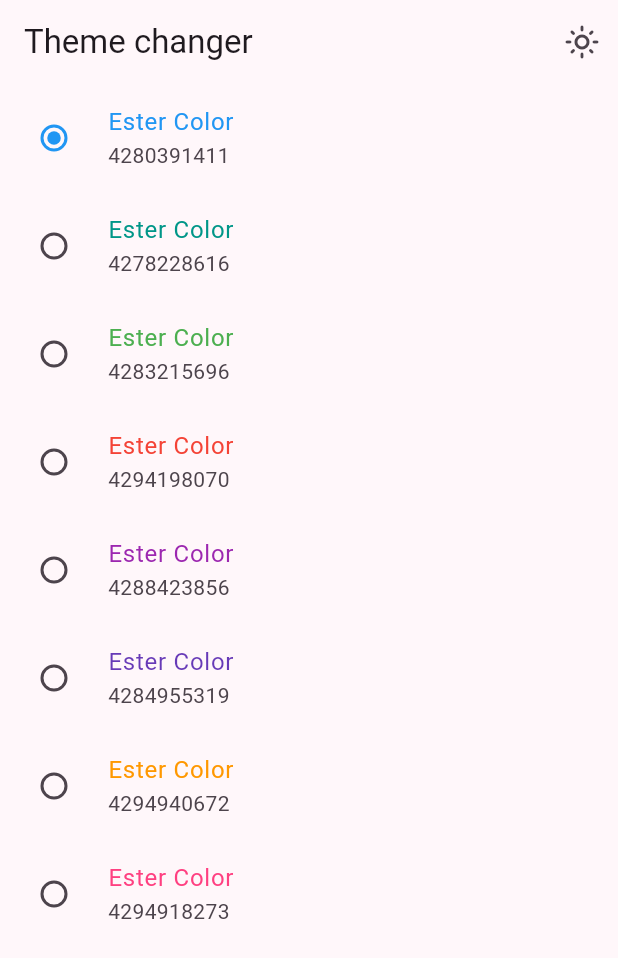
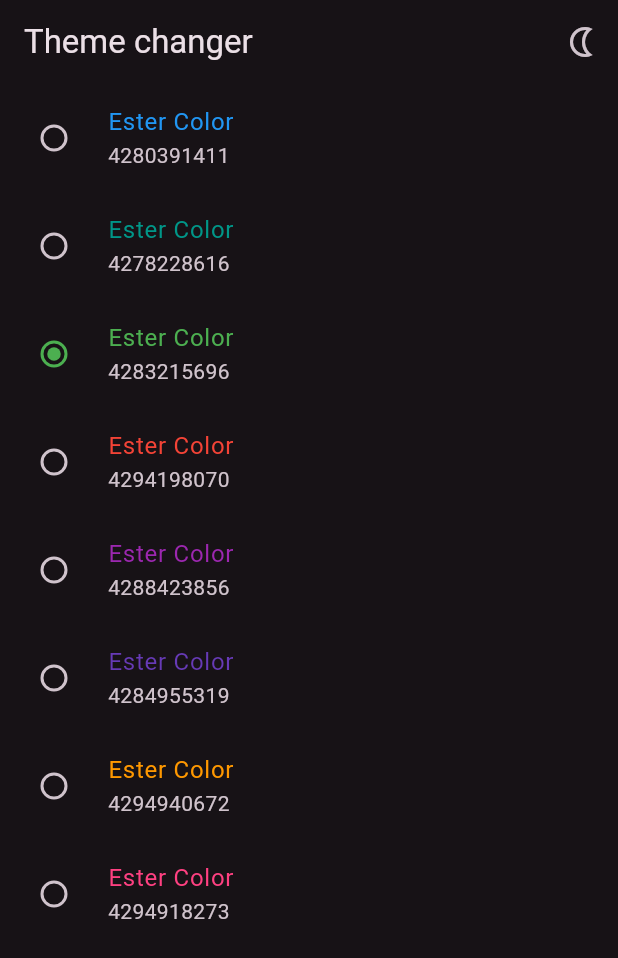
Before and after one commit to locojuhi/widgets_app, a Flutter app: the ThemeChanger screen opened by its route, after a tap on the "light mode" icon, on a phone screen of 412 x 824 dp. Shown: the top 958 px of the screen. Run offline on Flutter 3.47's test engine with Material 3 defaults, Android fonts, the phone set to English and light mode, and no system bars; our stand-ins replace flutter_riverpod, go_router.

Commit message:
Video 164

```diff
--- a/lib/config/theme/app_theme.dart
+++ b/lib/config/theme/app_theme.dart
@@ -13,18 +13,18 @@ const colorList = <Color>[
 
 class AppTheme {
   final int selectedColor;
+  final bool isDarkMode;
 
-  AppTheme(
-    {this.selectedColor = 0
-  }): assert(selectedColor >= 0, 'Selected color must be greater than 0'),
-      assert(selectedColor < colorList.length, 'Selected color must be les or equal than ${colorList.length - 1}');
+  AppTheme({
+    this.selectedColor = 0,
+    this.isDarkMode = false,
+  })  : assert(selectedColor >= 0, 'Selected color must be greater than 0'),
+        assert(selectedColor < colorList.length,
+            'Selected color must be les or equal than ${colorList.length - 1}');
 
   ThemeData getTheme() => ThemeData(
-    useMaterial3: true,
-    appBarTheme: const AppBarTheme(
-      centerTitle: false
-    ),
-    colorSchemeSeed: colorList[selectedColor]
-  );
-
+      brightness: isDarkMode ? Brightness.dark : Brightness.light,
+      useMaterial3: true,
+      appBarTheme: const AppBarTheme(centerTitle: false),
+      colorSchemeSeed: colorList[selectedColor]);
 }
--- a/lib/main.dart
+++ b/lib/main.dart
@@ -2,6 +2,7 @@ import 'package:flutter/material.dart';
 import 'package:flutter_riverpod/flutter_riverpod.dart';
 import 'package:widgets_app/config/router/app_router.dart';
 import 'package:widgets_app/config/theme/app_theme.dart';
+import 'package:widgets_app/presentations/providers/theme_provider.dart';
 
 void main() {
   runApp(
@@ -11,16 +12,19 @@ void main() {
   );
 }
 
-class MainApp extends StatelessWidget {
+class MainApp extends ConsumerWidget {
   const MainApp({super.key});
 
   @override
-  Widget build(BuildContext context) {
+  Widget build(BuildContext context, ref) {
+    final bool isDarkmodeBoolean = ref.watch(isDarkModeBoolean);
+
     return MaterialApp.router(
       title: 'Flutter Widgets',
       routerConfig: appRouter,
       debugShowCheckedModeBanner: false,
-      theme: AppTheme(selectedColor: 4).getTheme(),
+      theme:
+          AppTheme(selectedColor: 4, isDarkMode: isDarkmodeBoolean).getTheme(),
     );
   }
 }
--- a/lib/presentations/providers/theme_provider.dart
+++ b/lib/presentations/providers/theme_provider.dart
@@ -5,3 +5,5 @@ final isDarkModeBoolean = StateProvider<bool>((ref) => false);
 
 // Inmutable
 final colorListProvider = Provider((ref) => colorList);
+
+final selectedIndexColorProvider = StateProvider((ref) => 2);
--- a/lib/presentations/screens/theme_changer/theme_changer.dart
+++ b/lib/presentations/screens/theme_changer/theme_changer.dart
@@ -16,7 +16,9 @@ class ThemeChanger extends ConsumerWidget {
         title: const Text('Theme changer'),
         actions: [
           IconButton(
-            onPressed: () => {},
+            onPressed: () => {
+              ref.read(isDarkModeBoolean.notifier).update((value) => !value)
+            },
             icon: Icon(isDarkMode
                 ? Icons.nightlight_outlined
                 : Icons.light_mode_outlined),
@@ -34,6 +36,7 @@ class _ThemeChangerView extends ConsumerWidget {
   @override
   Widget build(BuildContext context, ref) {
     final List<Color> colors = ref.watch(colorListProvider);
+    final int selectedIndexColor = ref.watch(selectedIndexColorProvider);
 
     return ListView.builder(
       itemCount: colors.length,
@@ -48,9 +51,10 @@ class _ThemeChangerView extends ConsumerWidget {
           ),
           subtitle: Text('${color.value}'),
           activeColor: color,
-          groupValue: 0,
+          groupValue: selectedIndexColor,
           onChanged: (value) {
             // Notify change
+            ref.read(selectedIndexColorProvider.notifier).state = index;
           },
         );
       },
```
